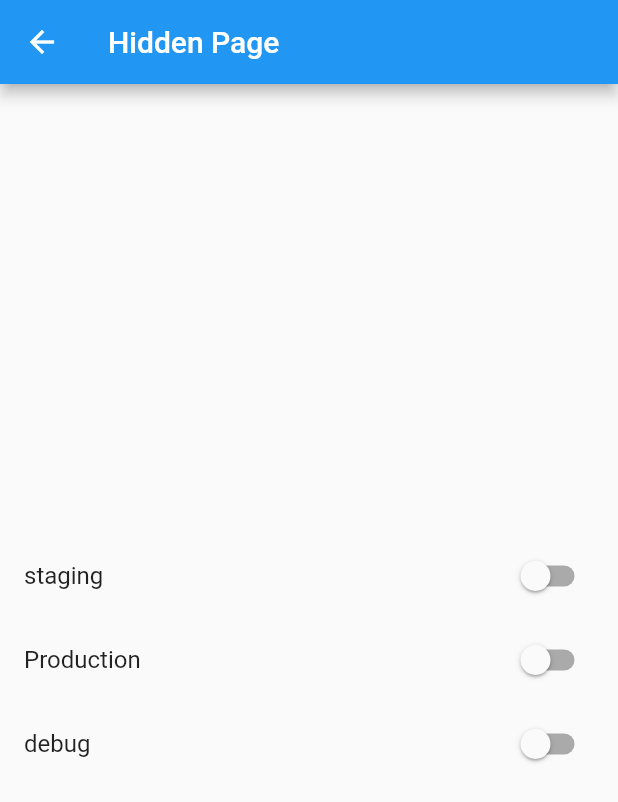
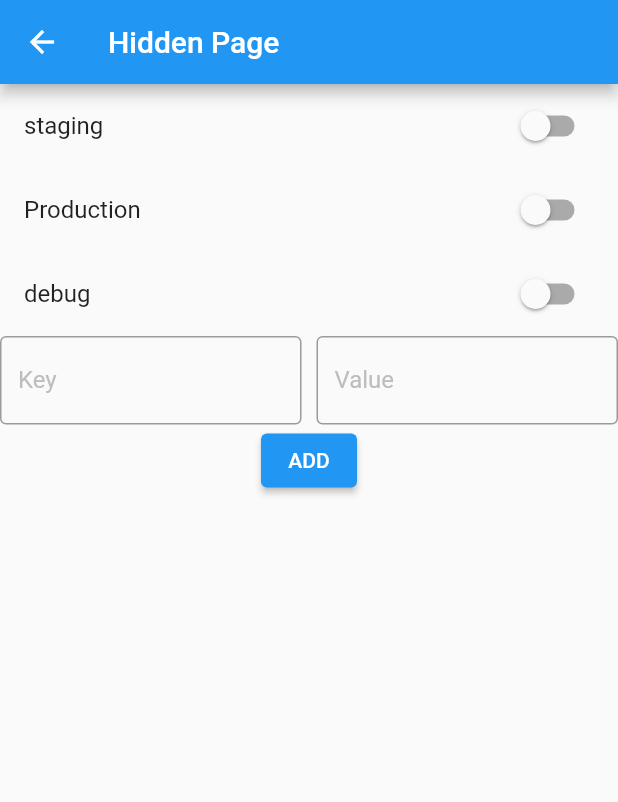
Before and after one commit to sur16-cse/hidden-page-local-storage, a Flutter app: the HiddenPage screen opened by its route, on a phone screen of 412 x 824 dp. Shown: the top 802 px of the screen. Run offline on Flutter 3.47's test engine with Material 2 defaults, Android fonts, the phone set to English and light mode, and no system bars; our stand-ins replace shared_preferences; accounts and stored records are empty.

Commit message:
created input field

```diff
--- a/lib/hidden.dart
+++ b/lib/hidden.dart
@@ -28,8 +28,7 @@ class _HiddenPageState extends State<HiddenPage> {
     setState(() {
       switchItems.forEach((item) {
         if (prefs.containsKey(item['name'])) {
-          print(prefs.getBool(item['name']));
-          item['value'] = prefs.getBool(item['name']);
+          item['value'] = prefs.getBool(item['name'])!;
         } else {
           prefs.setBool(item['name'], item['value']);
         }
@@ -48,10 +47,10 @@ class _HiddenPageState extends State<HiddenPage> {
       appBar: AppBar(
         title: const Text('Hidden Page'),
       ),
-      body: Center(
-        child: Column(
-          mainAxisAlignment: MainAxisAlignment.center,
-          children: switchItems.map((item) {
+      body: Column(
+        mainAxisAlignment: MainAxisAlignment.start,
+        children: [
+          ...switchItems.map((item) {
             return SwitchListTile(
               title: Text(item["name"]),
               value: item['value'],
@@ -63,7 +62,40 @@ class _HiddenPageState extends State<HiddenPage> {
               },
             );
           }).toList(),
-        ),
+          Row(
+            mainAxisAlignment: MainAxisAlignment.spaceEvenly,
+            children: <Widget>[
+              Expanded(
+                // optional flex property if flex is 1 because the default flex is 1
+                flex: 1,
+                child: TextField(
+                  decoration: InputDecoration(
+                      labelText: 'Key',
+                      border: OutlineInputBorder(),
+                      labelStyle: TextStyle(
+                          color: Colors.grey[400]
+                      )
+                  ),
+                ),
+              ),
+              SizedBox(width: 10.0),
+              Expanded(
+                // optional flex property if flex is 1 because the default flex is 1
+                flex: 1,
+                child: TextField(
+                  decoration: InputDecoration(
+                      labelText: 'Value',
+                      border: OutlineInputBorder(),
+                      labelStyle: TextStyle(
+                          color: Colors.grey[400]
+                      )
+                  ),
+                ),
+              ),
+            ],
+          ),
+          ElevatedButton(onPressed: (){}, child: Text("ADD"))
+        ],
       ),
     );
   }
```
